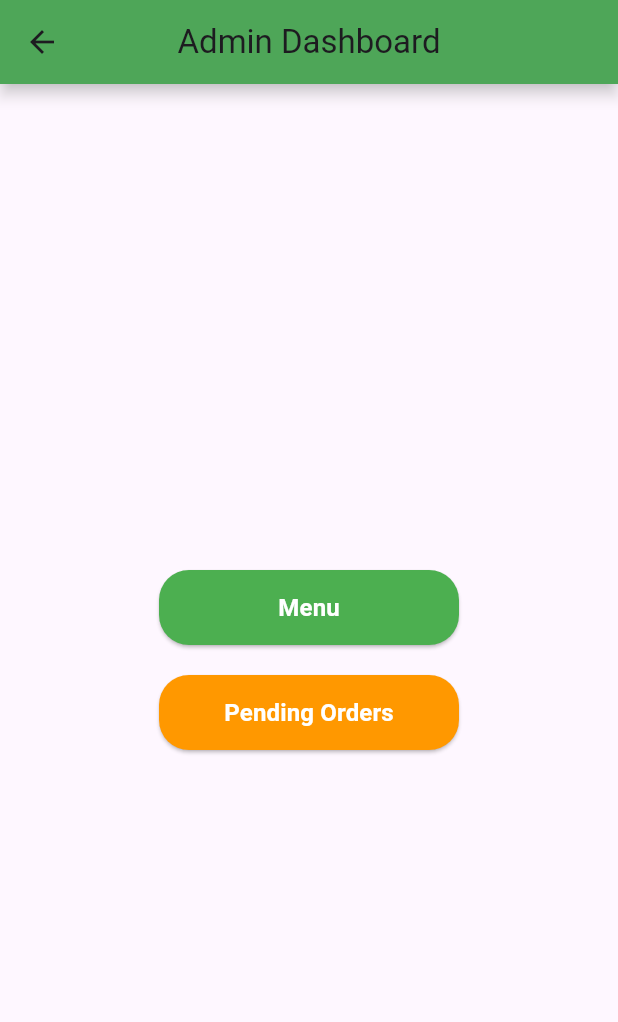
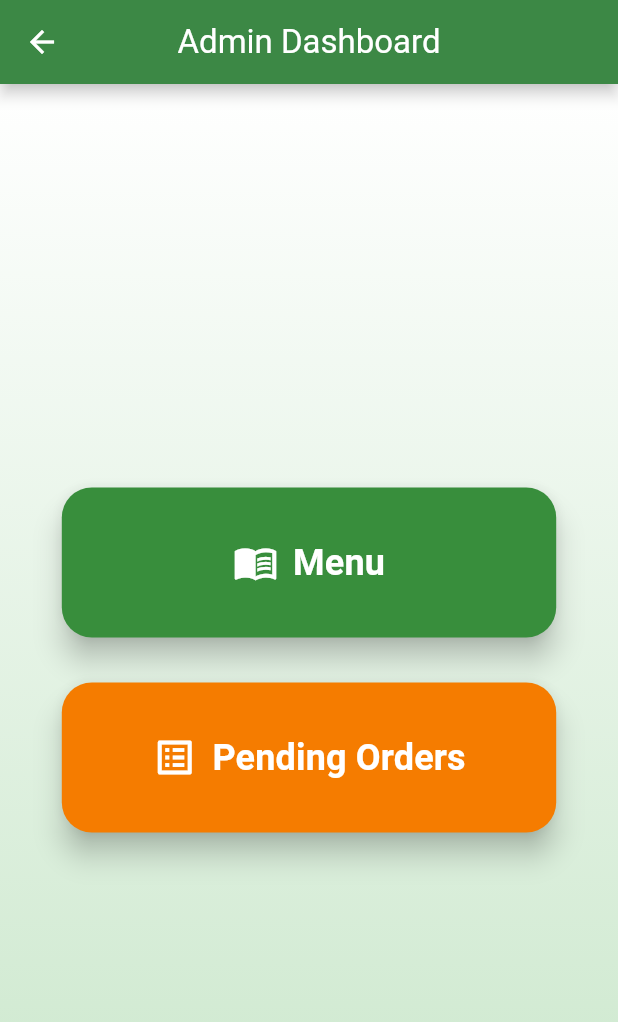
Before and after one commit to AlanRoni/Gitsbites, a Flutter app: the AdminPage screen opened directly, on a phone screen of 412 x 824 dp. Shown: the top 1022 px of the screen. Run offline on Flutter 3.47's test engine with Material 3 defaults, Android fonts, the phone set to English and light mode, and no system bars; our stand-ins replace cloud_firestore, firebase_auth, firebase_core, google_sign_in, pdf, table_calendar; missing offline and left inert: universal_html; accounts and stored records are empty.

Commit message:
Random push for alon

```diff
--- a/lib/admin.dart
+++ b/lib/admin.dart
@@ -7,70 +7,106 @@ class AdminPage extends StatelessWidget {
   Widget build(BuildContext context) {
     return Scaffold(
       appBar: AppBar(
-        title: const Text('Admin Dashboard'),
+        title: const Text(
+          'Admin Dashboard',
+          style: TextStyle(color: Colors.white),
+        ),
         centerTitle: true,
-        backgroundColor: Colors.green,
+        backgroundColor: Colors.green.shade700,
         elevation: 4.0,
         shadowColor: Colors.grey.shade300,
+        iconTheme:
+            const IconThemeData(color: Colors.white), // White back button
       ),
-      body: Center(
+      body: Container(
+        decoration: BoxDecoration(
+          gradient: LinearGradient(
+            colors: [Colors.white, Colors.green.shade100],
+            begin: Alignment.topCenter,
+            end: Alignment.bottomCenter,
+          ),
+        ),
+        child: Center(
           child: Column(
             mainAxisAlignment: MainAxisAlignment.center,
             children: [
               // Menu Button
               SizedBox(
-              width: 200,
-              height: 50,
+                width: MediaQuery.of(context).size.width *
+                    0.8, // 80% of screen width
+                height: 100, // Increased height
                 child: ElevatedButton(
                   style: ElevatedButton.styleFrom(
-                  backgroundColor: Colors.green,
+                    backgroundColor: Colors.green.shade700,
                     shape: RoundedRectangleBorder(
                       borderRadius: BorderRadius.circular(20),
                     ),
+                    elevation: 8, // Add shadow
+                    padding: const EdgeInsets.all(16), // Add padding
                   ),
                   onPressed: () {
                     // Navigate to the Admin Menu Page
                     Navigator.pushNamed(context, '/admin_menu');
                   },
-                child: const Text(
+                  child: const Row(
+                    mainAxisAlignment: MainAxisAlignment.center,
+                    children: [
+                      Icon(Icons.menu_book,
+                          color: Colors.white, size: 30), // Add icon
+                      SizedBox(width: 10), // Space between icon and text
+                      Text(
                         'Menu',
                         style: TextStyle(
                           color: Colors.white,
-                    fontSize: 16,
+                          fontSize: 24, // Increased font size
                           fontWeight: FontWeight.bold,
                         ),
                       ),
+                    ],
                   ),
                 ),
-            const SizedBox(height: 20), // Spacing between buttons
+              ),
+              const SizedBox(height: 30), // Increased spacing between buttons
               // Pending Orders Button
               SizedBox(
-              width: 200,
-              height: 50,
+                width: MediaQuery.of(context).size.width *
+                    0.8, // 80% of screen width
+                height: 100, // Increased height
                 child: ElevatedButton(
                   style: ElevatedButton.styleFrom(
-                  backgroundColor: Colors.orange,
+                    backgroundColor: Colors.orange.shade700,
                     shape: RoundedRectangleBorder(
                       borderRadius: BorderRadius.circular(20),
                     ),
+                    elevation: 8, // Add shadow
+                    padding: const EdgeInsets.all(16), // Add padding
                   ),
                   onPressed: () {
                     // Navigate to the Pending Orders Page
                     Navigator.pushNamed(context, '/admin_pending_orders');
                   },
-                child: const Text(
+                  child: const Row(
+                    mainAxisAlignment: MainAxisAlignment.center,
+                    children: [
+                      Icon(Icons.list_alt,
+                          color: Colors.white, size: 30), // Add icon
+                      SizedBox(width: 10), // Space between icon and text
+                      Text(
                         'Pending Orders',
                         style: TextStyle(
                           color: Colors.white,
-                    fontSize: 16,
+                          fontSize: 24, // Increased font size
                           fontWeight: FontWeight.bold,
                         ),
+                      ),
+                    ],
                   ),
                 ),
               ),
             ],
           ),
         ),
+      ),
     );
   }
 }
--- a/lib/main.dart
+++ b/lib/main.dart
@@ -11,6 +11,8 @@ import 'package:gitsbites/admin_menu.dart'; // Import admin_menu.dart
 import 'package:table_calendar/table_calendar.dart';
 import 'package:firebase_core/firebase_core.dart';
 import 'login.dart';
+import 'admin.dart';
+import 'admin_pending_orders.dart'; // Import admin_pending_orders.dart
 
 void main() async {
   WidgetsFlutterBinding.ensureInitialized();
@@ -53,6 +55,9 @@ class MyApp extends StatelessWidget {
           '/preorder': (context) => const PreOrderPage(),
           '/breakfast': (context) => const BreakfastPage(),
           '/lunch': (context) => const LunchPage(),
+          '/admin': (context) => const AdminPage(), // Added Admin route
+          '/admin_pending_orders': (context) =>
+              const AdminPendingOrdersPage(), // Added Admin Pending Orders route
           '/admin_menu': (context) =>
               const AdminMenuPage(), // Added Admin Menu route
         });
```
Also changed, not shown: lib/login.dart (+72 -9 lines). Lines whose indentation alone changed are shown as unchanged.
